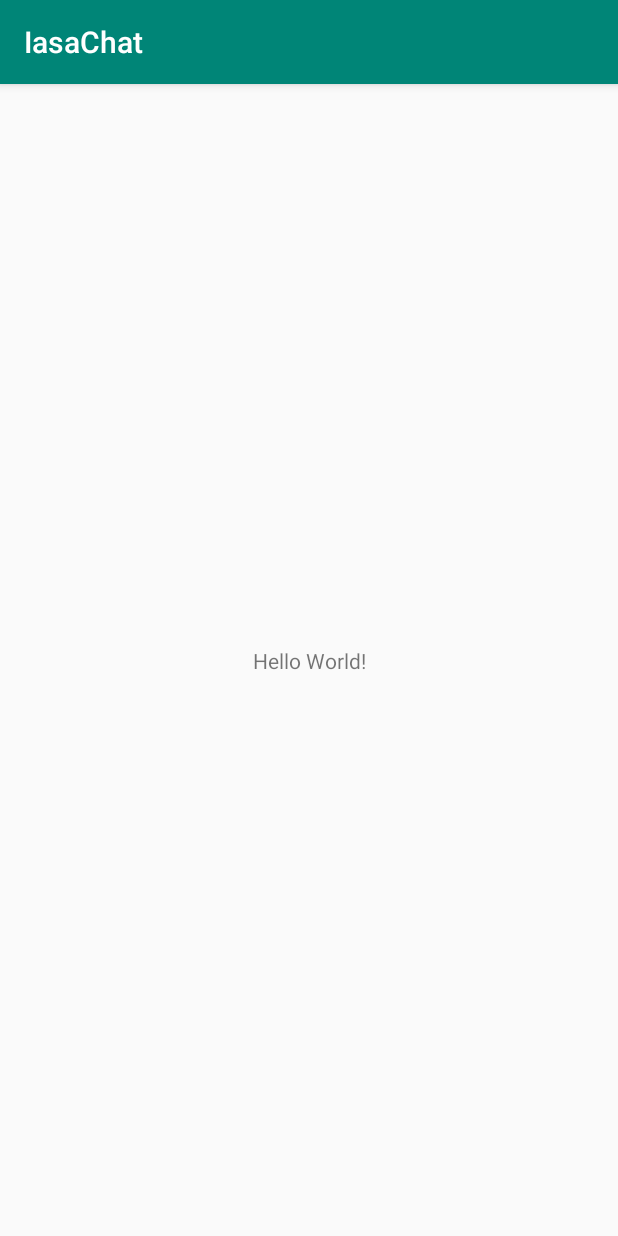
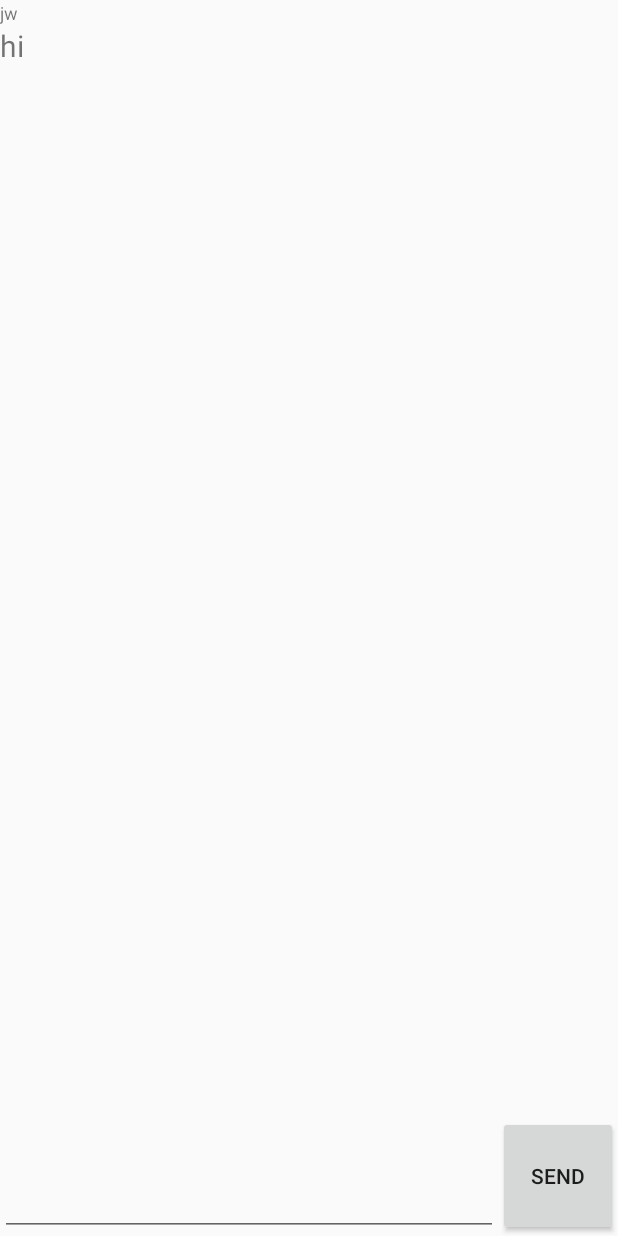
Before and after one commit to gardenk11181/iasa_chat_app, an Android app: the screen it shows after launch (MainActivity), on a phone screen of 412 x 824 dp. Run offline under Robolectric (Android 15) with nearby library versions, the phone set to English and light mode, and no system bars.

```diff
--- a/app/build.gradle
+++ b/app/build.gradle
@@ -26,4 +26,6 @@ dependencies {
     testImplementation 'junit:junit:4.12'
     androidTestImplementation 'androidx.test.ext:junit:1.1.1'
     androidTestImplementation 'androidx.test.espresso:espresso-core:3.2.0'
+
+    implementation "androidx.recyclerview:recyclerview:1.1.0"
 }
--- /dev/null
+++ b/app/src/main/java/com/gardenlab/iasachat/ChatData.java
@@ -0,0 +1,32 @@
+package com.gardenlab.iasachat;
+
+public class ChatData {
+
+    private String nick;
+    private String msg;
+
+    public String getNick() {
+        return nick;
+    }
+
+    public void setNick(String nick) {
+        this.nick = nick;
+    }
+
+    public String getMsg() {
+        return msg;
+    }
+
+    public void setMsg(String msg) {
+        this.msg = msg;
+    }
+
+    ChatData() {
+        this("1","1");
+    }
+
+    ChatData(String nick, String msg){
+        this.nick = nick;
+        this.msg = msg;
+    }
+}
--- a/app/src/main/java/com/gardenlab/iasachat/MainActivity.java
+++ b/app/src/main/java/com/gardenlab/iasachat/MainActivity.java
@@ -1,13 +1,40 @@
 package com.gardenlab.iasachat;
 
 import androidx.appcompat.app.AppCompatActivity;
+import androidx.recyclerview.widget.LinearLayoutManager;
+import androidx.recyclerview.widget.RecyclerView;
+
+import android.app.Activity;
 import android.os.Bundle;
 
-public class MainActivity extends AppCompatActivity {
+import java.util.ArrayList;
+
+public class MainActivity extends Activity {
+    private RecyclerView recyclerView;
+    private RecyclerView.Adapter mAdapter;
+    private RecyclerView.LayoutManager layoutManager;
+    private ArrayList<ChatData> myDataset;
 
     @Override
     protected void onCreate(Bundle savedInstanceState) {
         super.onCreate(savedInstanceState);
         setContentView(R.layout.activity_main);
+
+        recyclerView = (RecyclerView) findViewById(R.id.RecyclerView_chatlist);
+        // use this setting to improve performance if you know that changes
+        // in content do not change the layout size of the RecyclerView
+        recyclerView.setHasFixedSize(true);
+
+        // use a linear layout manager
+        layoutManager = new LinearLayoutManager(this);
+        recyclerView.setLayoutManager(layoutManager);
+
+        // specify an adapter (see also next example)
+        myDataset = new ArrayList<>();
+        myDataset.add(new ChatData("jw","hi"));
+
+        mAdapter = new MyAdapter(myDataset);
+        recyclerView.setAdapter(mAdapter);
     }
+    // ...
 }
--- /dev/null
+++ b/app/src/main/java/com/gardenlab/iasachat/MyAdapter.java
@@ -0,0 +1,65 @@
+package com.gardenlab.iasachat;
+
+import android.view.LayoutInflater;
+import android.view.View;
+import android.view.ViewGroup;
+import android.widget.LinearLayout;
+import android.widget.TextView;
+
+import androidx.recyclerview.widget.RecyclerView;
+
+import java.util.List;
+
+public class MyAdapter extends RecyclerView.Adapter<MyAdapter.MyViewHolder> {
+    private List<ChatData> mDataset;
+
+
+    // Provide a reference to the views for each data item
+    // Complex data items may need more than one view per item, and
+    // you provide access to all the views for a data item in a view holder
+    public static class MyViewHolder extends RecyclerView.ViewHolder {
+        // each data item is just a string in this case
+        public TextView TextView_nick;
+        public TextView TextView_msg;
+        public MyViewHolder(View v) {
+            super(v);
+            TextView_nick = v.findViewById(R.id.TextView_nick);
+            TextView_msg = v.findViewById(R.id.TextView_msg);
+        }
+    }
+
+    // Provide a suitable constructor (depends on the kind of dataset)
+    public MyAdapter(List<ChatData> myDataset) {
+        mDataset = myDataset;
+    }
+
+    // Create new views (invoked by the layout manager)
+    @Override
+    public MyAdapter.MyViewHolder onCreateViewHolder(ViewGroup parent,
+                                                     int viewType) {
+        // create a new view
+        LinearLayout v = (LinearLayout) LayoutInflater.from(parent.getContext())
+                .inflate(R.layout.chat_row, parent, false);
+
+        MyViewHolder vh = new MyViewHolder(v);
+        return vh;
+    }
+
+    // Replace the contents of a view (invoked by the layout manager)
+    @Override
+    public void onBindViewHolder(MyViewHolder holder, int position) {
+        // - get element from your dataset at this position
+        // - replace the contents of the view with that element
+        ChatData chat = mDataset.get(position);
+
+        holder.TextView_nick.setText(chat.getNick());
+        holder.TextView_msg.setText(chat.getMsg());
+
+    }
+
+    // Return the size of your dataset (invoked by the layout manager)
+    @Override
+    public int getItemCount() {
+        return mDataset != null ? mDataset.size() : 0;
+    }
+}
--- a/app/src/main/res/layout/activity_main.xml
+++ b/app/src/main/res/layout/activity_main.xml
@@ -1,19 +1,40 @@
 <?xml version="1.0" encoding="utf-8"?>
-<androidx.constraintlayout.widget.ConstraintLayout
+<LinearLayout
     xmlns:android="http://schemas.android.com/apk/res/android"
-    xmlns:tools="http://schemas.android.com/tools"
-    xmlns:app="http://schemas.android.com/apk/res-auto"
     android:layout_width="match_parent"
     android:layout_height="match_parent"
-    tools:context=".MainActivity">
+    android:orientation="vertical"
+    android:weightSum="1"
+    >
 
-    <TextView
-        android:layout_width="wrap_content"
-        android:layout_height="wrap_content"
-        android:text="Hello World!"
-        app:layout_constraintBottom_toBottomOf="parent"
-        app:layout_constraintLeft_toLeftOf="parent"
-        app:layout_constraintRight_toRightOf="parent"
-        app:layout_constraintTop_toTopOf="parent" />
+    <androidx.recyclerview.widget.RecyclerView
+        android:id="@+id/RecyclerView_chatlist"
+        android:layout_width="match_parent"
+        android:layout_height="0dp"
+        android:layout_weight="1"
+        />
 
-</androidx.constraintlayout.widget.ConstraintLayout>
+    <LinearLayout
+        android:layout_width="match_parent"
+        android:layout_height="80dp"
+        android:orientation="horizontal"
+        android:weightSum="1">
+
+        <EditText
+            android:id="@+id/EditText_chat"
+            android:layout_width="0dp"
+            android:layout_height="match_parent"
+            android:layout_weight="1"/>
+
+        <Button
+            android:id="@+id/TextView_send"
+            android:layout_width="80dp"
+            android:layout_height="match_parent"
+            android:text="Send"
+            android:gravity="center"/>
+
+
+    </LinearLayout>
+
+
+</LinearLayout>
--- /dev/null
+++ b/app/src/main/res/layout/chat_row.xml
@@ -0,0 +1,20 @@
+<?xml version="1.0" encoding="utf-8"?>
+<LinearLayout
+    android:id="@+id/chat_row"
+    xmlns:android="http://schemas.android.com/apk/res/android"
+    android:orientation="vertical"
+    android:layout_width="match_parent"
+    android:layout_height="wrap_content">
+
+    <TextView
+        android:id="@+id/TextView_nick"
+        android:layout_width="match_parent"
+        android:layout_height="wrap_content"
+        android:textSize="12sp"/>
+    <TextView
+        android:id="@+id/TextView_msg"
+        android:layout_width="match_parent"
+        android:layout_height="wrap_content"
+        android:textSize="20sp"/>
+
+</LinearLayout>
```
